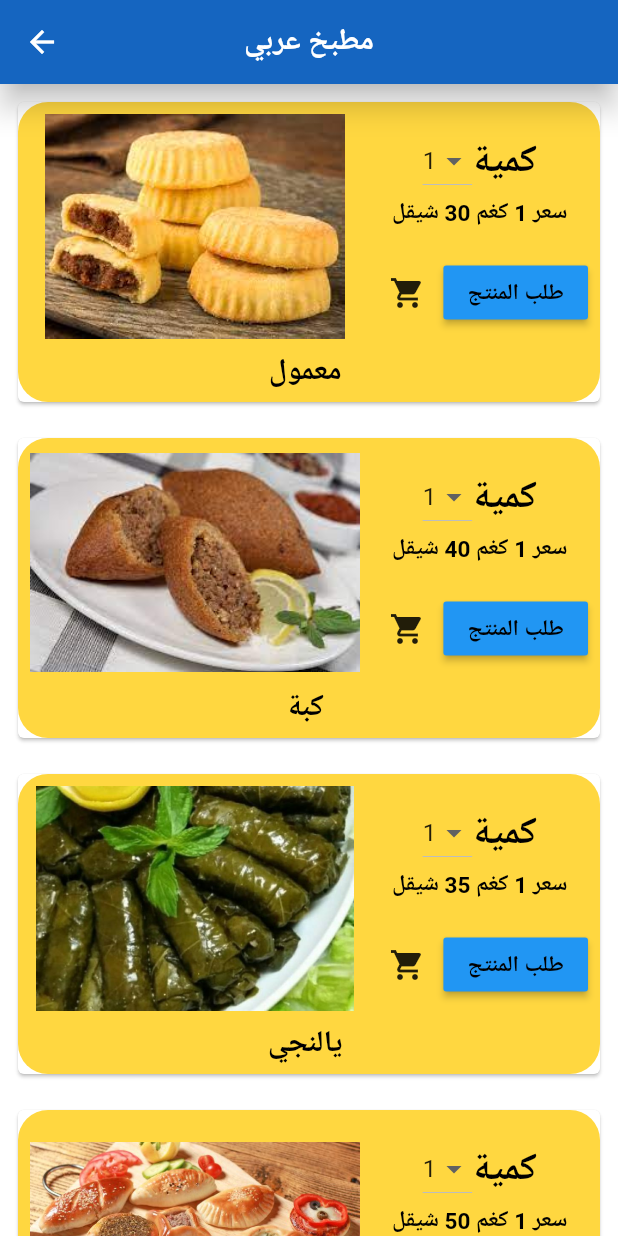
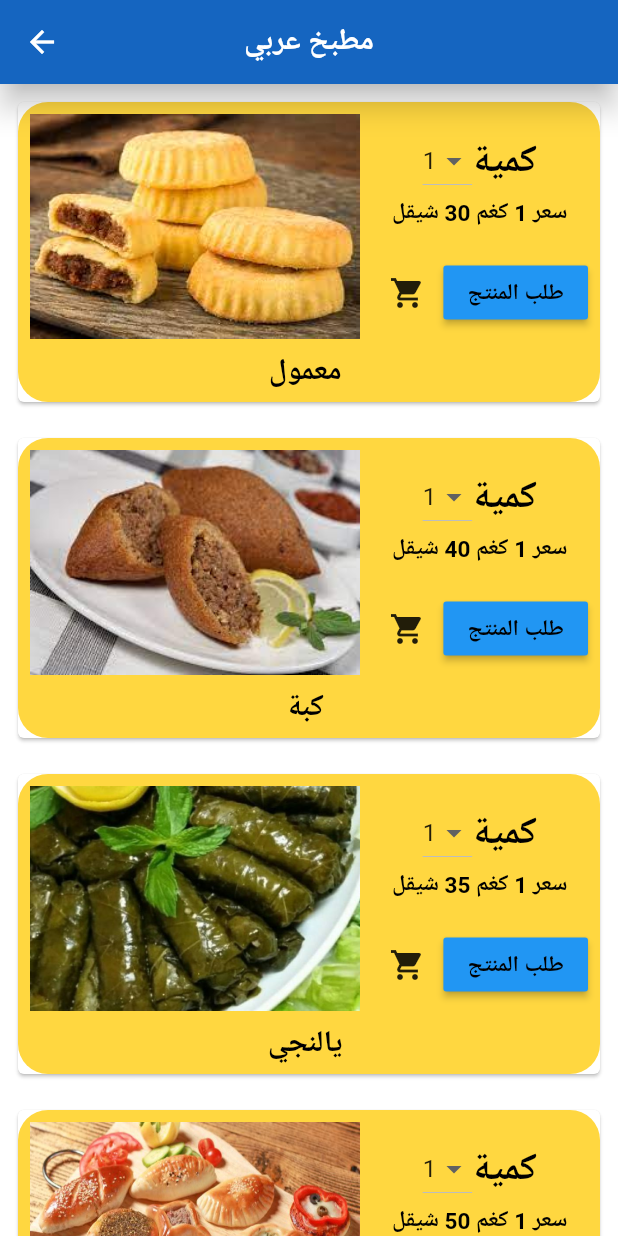
Before and after one commit to mohammadfaidi/DSCTASK5-Task6, a Flutter app: the food screen opened directly, on a phone screen of 412 x 824 dp. Run offline on Flutter 3.47's test engine with Material 2 defaults, Android fonts, the phone set to English and light mode, and no system bars.

Commit message:
Update food.dart

```diff
--- a/lib/pages/food.dart
+++ b/lib/pages/food.dart
@@ -27,6 +27,7 @@ class _MyHomePageState extends State<food> {
  String selectedNu3 = '1';
  String selectedNu4 = '1';
   String selectedNu5 = '1';
+
  var b = Colors.black;
  //var w = Colors.black;
  var r = Colors.redAccent;
@@ -83,12 +84,26 @@ child: Column(
           child: Row(
             mainAxisAlignment: MainAxisAlignment.spaceBetween,
 children: [
-    Container(
-child://Image.network('https://dlwaqty.com/storage/5790/0bcc41568a8f302ccd3c5196173a9b98_w750_h500.jpg',width: 220,height: 150,),
-        Image.asset(img,width: 220,height: 150,),
+    //Container(
+//child://Image.network('https://dlwaqty.com/storage/5790/0bcc41568a8f302ccd3c5196173a9b98_w750_h500.jpg',width: 220,height: 150,),
 
-    ),
+  //      Image.asset(img,width: 220,height: 150,),
 
+    //),
+
+Container(
+  width: 220,
+  height: 150,
+  decoration: BoxDecoration(
+	shape: BoxShape.rectangle,
+	image: DecorationImage(
+	  //image: NetworkImage('https://googleflutter.com/sample_image.jpg'),
+    //Image.asset(img),
+    image:AssetImage(img),
+	  fit: BoxFit.fill
+	),
+  ),
+),
           Column(
             children: [
               Row(
```
